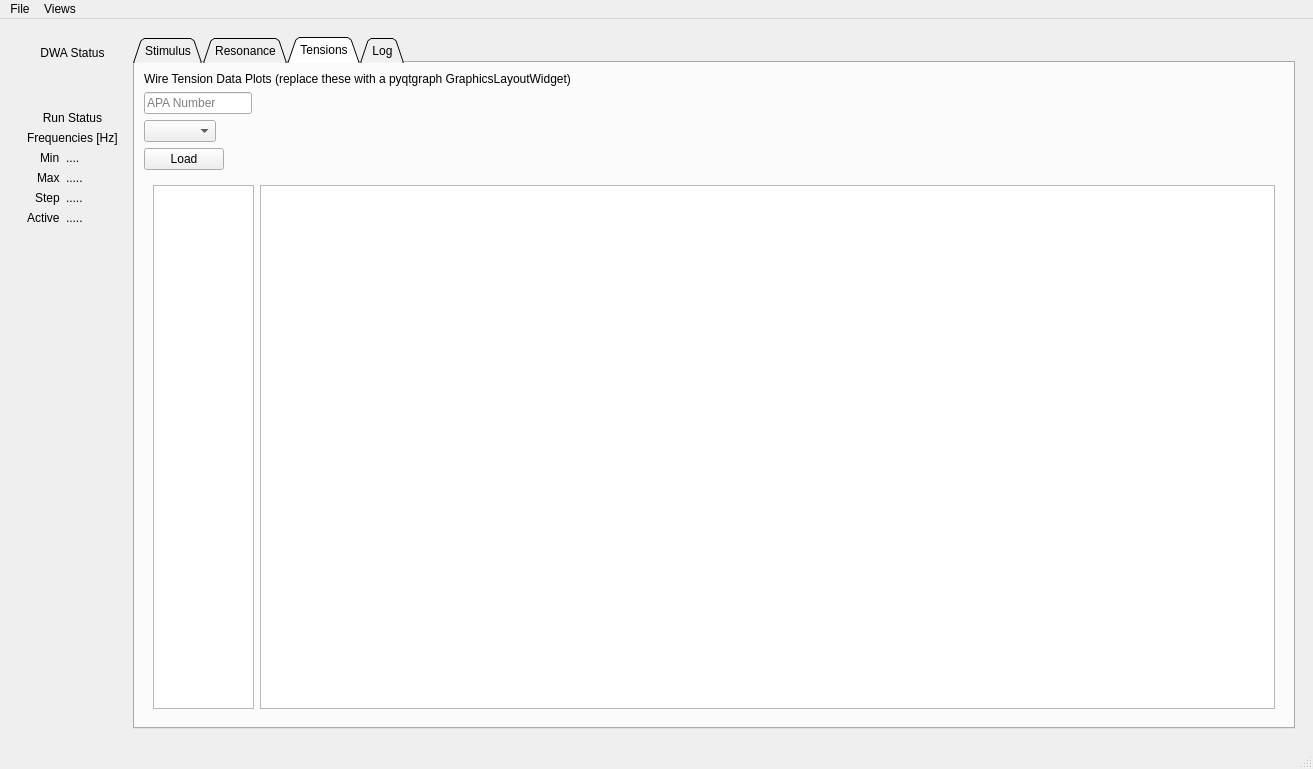
Old version of the form DAQ/python/dwaDaqUI.ui in the repository dunewires/ElectricalMethod.
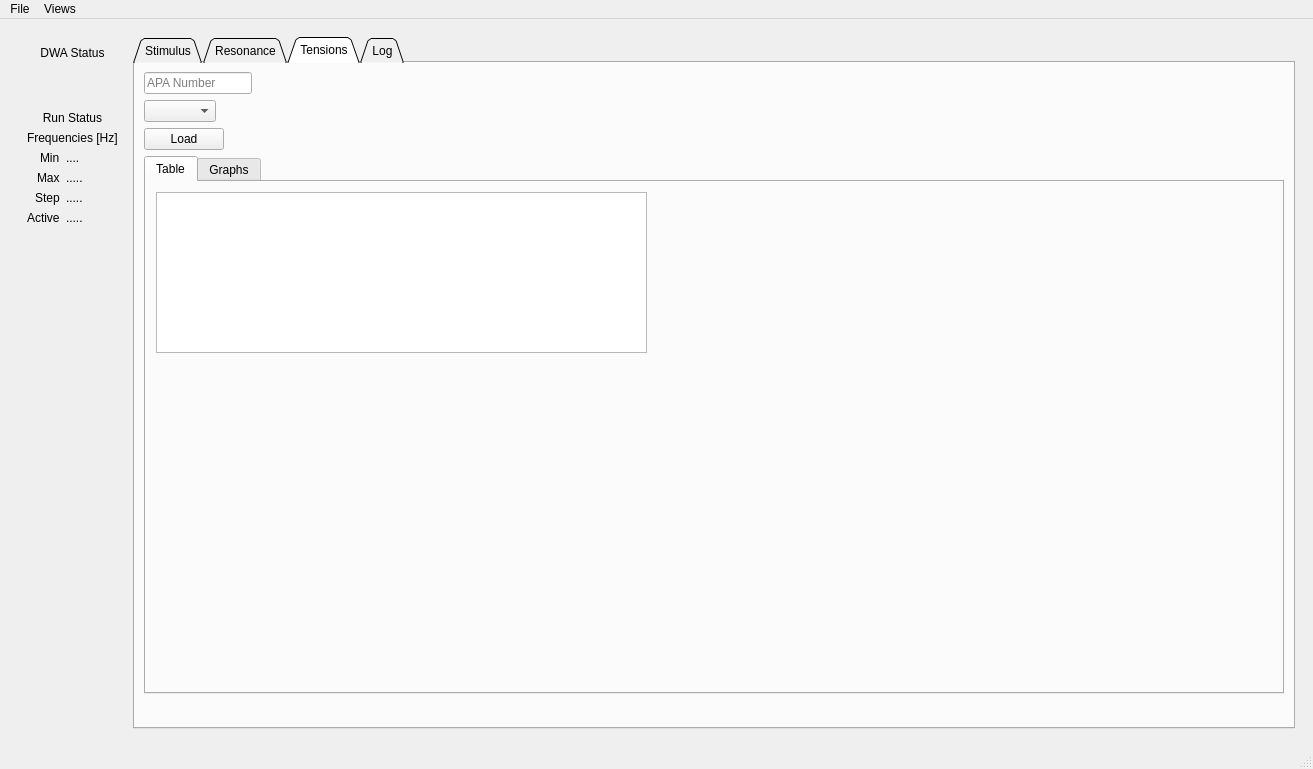
New version of the form. The open tabs and pages were chosen to show the change. Custom widgets are drawn as their Qt base class.

```diff
--- a/DAQ/python/dwaDaqUI.ui
+++ b/DAQ/python/dwaDaqUI.ui
@@ -726,13 +726,6 @@
            <string>Tensions</string>
           </attribute>
           <layout class="QVBoxLayout" name="verticalLayout_2">
-           <item>
-            <widget class="QLabel" name="label_5">
-             <property name="text">
-              <string>Wire Tension Data Plots (replace these with a pyqtgraph GraphicsLayoutWidget)</string>
-             </property>
-            </widget>
-           </item>
            <item>
             <layout class="QFormLayout" name="formLayout">
              <property name="fieldGrowthPolicy">
@@ -763,16 +756,46 @@
              </item>
             </layout>
            </item>
+           <item>
+            <widget class="QTabWidget" name="tabWidget_2">
+             <property name="currentIndex">
+              <number>0</number>
+             </property>
+             <widget class="QWidget" name="tab">
+              <attribute name="title">
+               <string>Table</string>
+              </attribute>
+              <widget class="QTableView" name="tensionTableView">
+               <property name="geometry">
+                <rect>
+                 <x>10</x>
+                 <y>10</y>
+                 <width>491</width>
+                 <height>161</height>
+                </rect>
+               </property>
+              </widget>
+             </widget>
+             <widget class="QWidget" name="tab_2">
+              <attribute name="title">
+               <string>Graphs</string>
+              </attribute>
+              <widget class="GraphicsLayoutWidget" name="tensionGLW">
+               <property name="geometry">
+                <rect>
+                 <x>17</x>
+                 <y>11</y>
+                 <width>1141</width>
+                 <height>251</height>
+                </rect>
+               </property>
+              </widget>
+             </widget>
+            </widget>
+           </item>
            <item>
             <widget class="QWidget" name="widget_4" native="true">
-             <layout class="QHBoxLayout" name="horizontalLayout_7" stretch="1,10">
-              <item>
-               <widget class="QTableView" name="tensionTableView"/>
-              </item>
-              <item>
-               <widget class="GraphicsLayoutWidget" name="tensionGLW"/>
-              </item>
-             </layout>
+             <layout class="QHBoxLayout" name="horizontalLayout_7" stretch=""/>
             </widget>
            </item>
           </layout>
```
Left out of the diff: 6 changed lines with no effect on the pictures.
